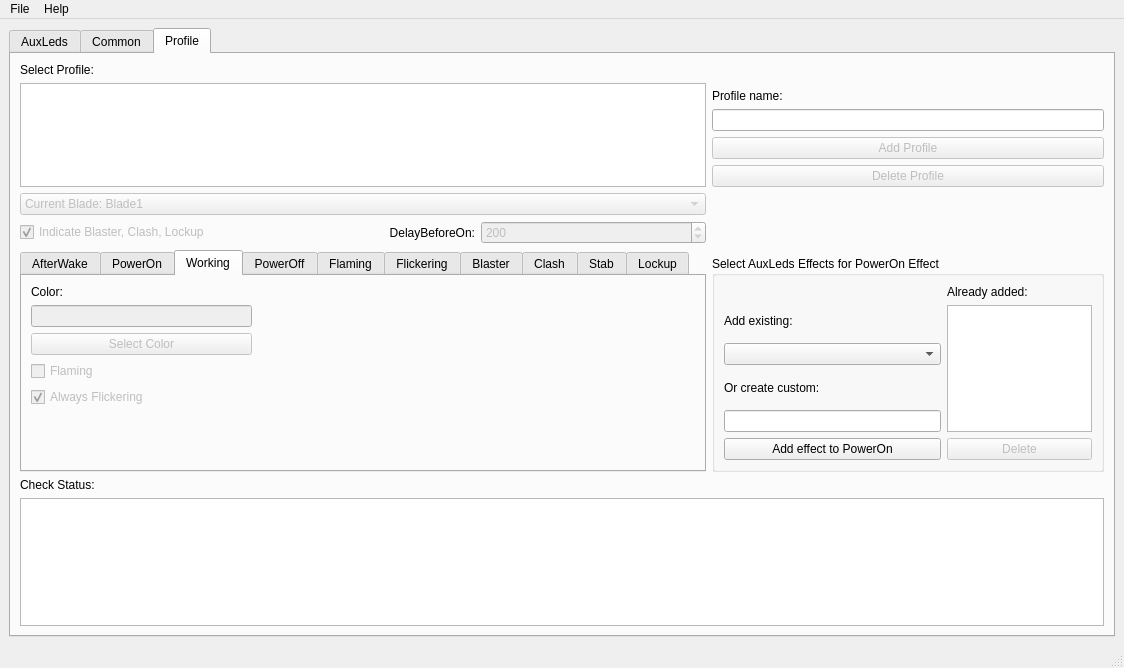
Old version of the form Design.ui in the repository raptorbox01/profileeditor.
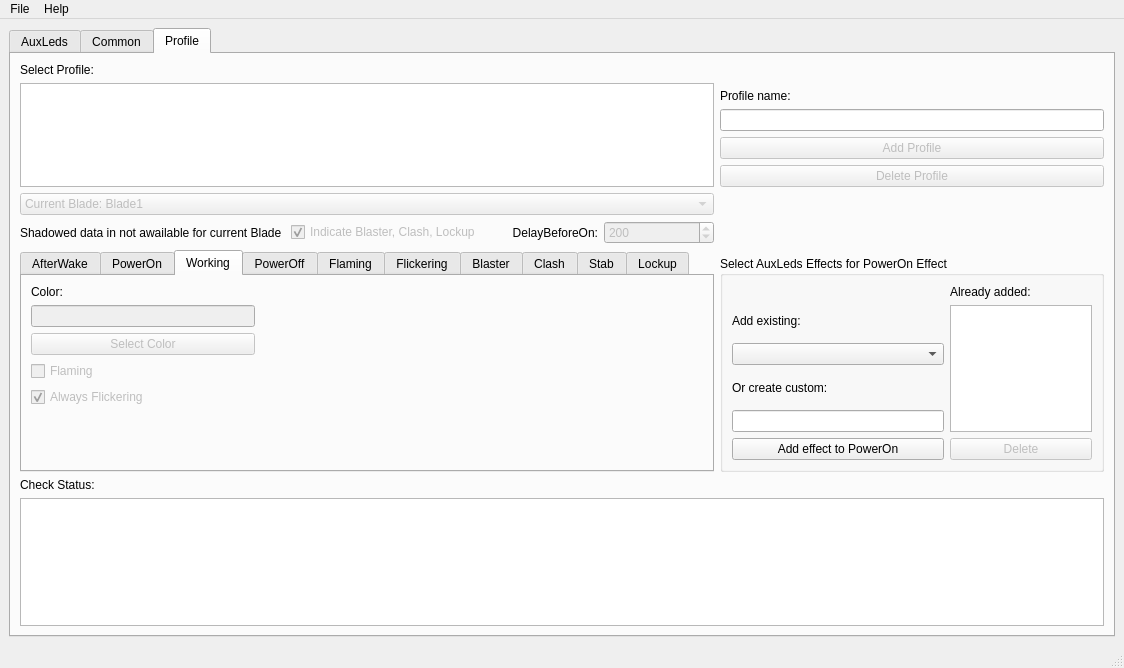
New version of the form. The open tabs and pages were chosen to show the change.

Commit message: +blade2 load data +profile control refactoring

```diff
--- a/Design.ui
+++ b/Design.ui
@@ -1456,16 +1456,6 @@
         <string>Profile</string>
        </attribute>
        <layout class="QGridLayout" name="gridLayout_3" rowstretch="0,0,0,0,0,0,0,0,0,0,0,0,0" columnstretch="0,0,0,0,0">
-        <item row="0" column="1">
-         <widget class="QLabel" name="LblProfile">
-          <property name="text">
-           <string>Select Profile:</string>
-          </property>
-         </widget>
-        </item>
-        <item row="1" column="1" rowspan="5" colspan="3">
-         <widget class="QListWidget" name="LstProfile"/>
-        </item>
         <item row="3" column="4">
          <widget class="QLineEdit" name="TxtAddProfile">
           <property name="alignment">
@@ -1473,16 +1463,6 @@
           </property>
          </widget>
         </item>
-        <item row="12" column="1" colspan="4">
-         <widget class="QTextBrowser" name="TxtProfileStatus"/>
-        </item>
-        <item row="11" column="1">
-         <widget class="QLabel" name="LblProfileStatus">
-          <property name="text">
-           <string>Check Status:</string>
-          </property>
-         </widget>
-        </item>
         <item row="4" column="4">
          <widget class="QPushButton" name="BtnProfile">
           <property name="enabled">
@@ -1582,23 +1562,6 @@
           </property>
          </widget>
         </item>
-        <item row="6" column="1" colspan="3">
-         <widget class="QComboBox" name="CBBlade">
-          <property name="enabled">
-           <bool>false</bool>
-          </property>
-          <item>
-           <property name="text">
-            <string>Current Blade: Blade1</string>
-           </property>
-          </item>
-          <item>
-           <property name="text">
-            <string>Current Blade: Blade2</string>
-           </property>
-          </item>
-         </widget>
-        </item>
         <item row="7" column="2">
          <widget class="QLabel" name="LblDelayBeforeOn">
           <property name="text">
@@ -1625,7 +1588,34 @@
           </property>
          </widget>
         </item>
-        <item row="9" column="1" rowspan="2" colspan="3">
+        <item row="7" column="0">
+         <widget class="QLabel" name="label_2">
+          <property name="text">
+           <string>Shadowed data in not awailable for current Blade </string>
+          </property>
+         </widget>
+        </item>
+        <item row="1" column="0" rowspan="5" colspan="4">
+         <widget class="QListWidget" name="LstProfile"/>
+        </item>
+        <item row="6" column="0" colspan="4">
+         <widget class="QComboBox" name="CBBlade">
+          <property name="enabled">
+           <bool>false</bool>
+          </property>
+          <item>
+           <property name="text">
+            <string>Current Blade: Blade1</string>
+           </property>
+          </item>
+          <item>
+           <property name="text">
+            <string>Current Blade: Blade2</string>
+           </property>
+          </item>
+         </widget>
+        </item>
+        <item row="9" column="0" rowspan="2" colspan="4">
          <widget class="QTabWidget" name="TabEffects">
           <property name="enabled">
            <bool>true</bool>
@@ -2964,6 +2954,23 @@
           </widget>
          </widget>
         </item>
+        <item row="12" column="0" colspan="5">
+         <widget class="QTextBrowser" name="TxtProfileStatus"/>
+        </item>
+        <item row="11" column="0">
+         <widget class="QLabel" name="LblProfileStatus">
+          <property name="text">
+           <string>Check Status:</string>
+          </property>
+         </widget>
+        </item>
+        <item row="0" column="0">
+         <widget class="QLabel" name="LblProfile">
+          <property name="text">
+           <string>Select Profile:</string>
+          </property>
+         </widget>
+        </item>
        </layout>
       </widget>
      </widget>
```
Left out of the diff: 2 changed lines with no effect on the pictures. The commit also changes 3 other files.
